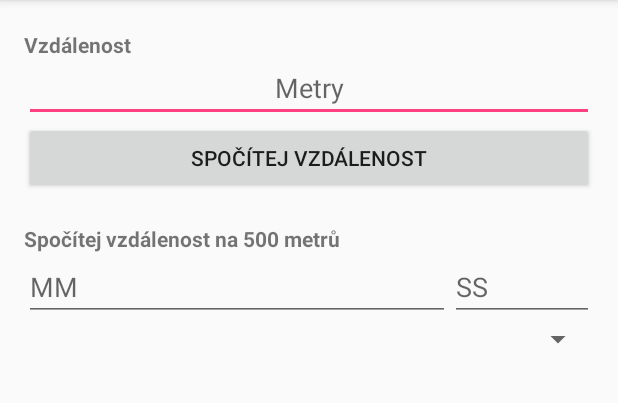
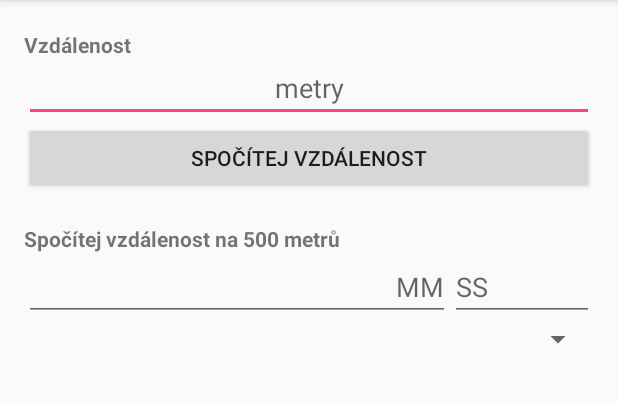
Before and after one commit to DohnalMichal/MyApp, an Android app: the CalculatorActivity screen opened directly, with no data from a screen before it, on a phone screen of 412 x 824 dp, the part 84-487 px from its top. Run offline under Robolectric (Android 15) with nearby library versions, the phone set to English and light mode, and no system bars.

Commit message:
Drobné změny k předchozímu commitu

```diff
--- a/app/src/main/res/layout/activity_calculator.xml
+++ b/app/src/main/res/layout/activity_calculator.xml
@@ -8,14 +8,6 @@
     tools:context="com.example.dohny.myapplication.CalculatorActivity"
     android:paddingLeft="16dp"
     android:paddingRight="16dp">
-
-        <LinearLayout
-            android:layout_width="match_parent"
-            android:layout_height="match_parent"
-            android:orientation="vertical"
-            android:layout_alignParentTop="true"
-            android:layout_alignParentLeft="true"
-            android:layout_alignParentStart="true">
 
         <TextView
             android:id="@+id/tvVzdalenost"
@@ -29,7 +21,6 @@
             android:textAlignment="textStart"
             android:textSize="14sp"
             android:textStyle="bold" />
-        </LinearLayout>
 
         <EditText
             android:id="@+id/etVzdalenost"
@@ -40,8 +31,9 @@
             android:layout_alignParentTop="true"
             android:layout_below="@+id/tvVzdalenost"
             android:layout_marginTop="36dp"
-            android:hint="Metry"
-            android:textAlignment="center" />
+            android:hint="@string/metry"
+            android:textAlignment="center"
+            tools:ignore="HardcodedText" />
 
         <Button
             android:id="@+id/bSpocitejVzdalenost"
@@ -67,24 +59,30 @@
             android:id="@+id/splitMM"
             android:layout_width="match_parent"
             android:layout_height="wrap_content"
+            android:layout_alignParentLeft="true"
             android:layout_below="@+id/tvSplit"
-            android:hint="MM"
-            android:layout_alignParentLeft="true"
-            android:layout_toLeftOf="@+id/times"/>
+            android:layout_toLeftOf="@+id/times"
+            android:hint="@string/mm"
+            android:textAlignment="textEnd"
+            tools:ignore="RtlHardcoded" />
+
         <EditText
             android:id="@+id/splitSS"
             android:layout_width="match_parent"
             android:layout_height="wrap_content"
             android:layout_below="@id/tvSplit"
-            android:hint="SS"
+            android:hint="@string/ss"
             android:layout_alignParentRight="true"
-            android:layout_toRightOf="@+id/splitMM" />
+            android:layout_toRightOf="@+id/splitMM"
+            tools:ignore="RtlHardcoded" />
+
         <Spinner
             android:id="@id/times"
             android:layout_width="96dp"
             android:layout_height="wrap_content"
             android:layout_below="@id/splitSS"
-            android:layout_alignParentRight="true" />
+            android:layout_alignParentRight="true"
+            tools:ignore="RtlHardcoded" />
 
 
 </RelativeLayout>
--- a/app/src/main/res/values/strings.xml
+++ b/app/src/main/res/values/strings.xml
@@ -15,5 +15,8 @@
     <string name="etVzdalenost">Vzdálenost</string>
     <string name="bSpocitejVzdalnost">Spočítej vzdálenost</string>
     <string name="tvVzdalenost">Vzdálenost</string>
+    <string name="ss">SS</string>
+    <string name="mm">MM</string>
+    <string name="metry">metry</string>
 
 </resources>
```
Also changed, not shown: 2 other files. Lines whose indentation alone changed are shown as unchanged.
